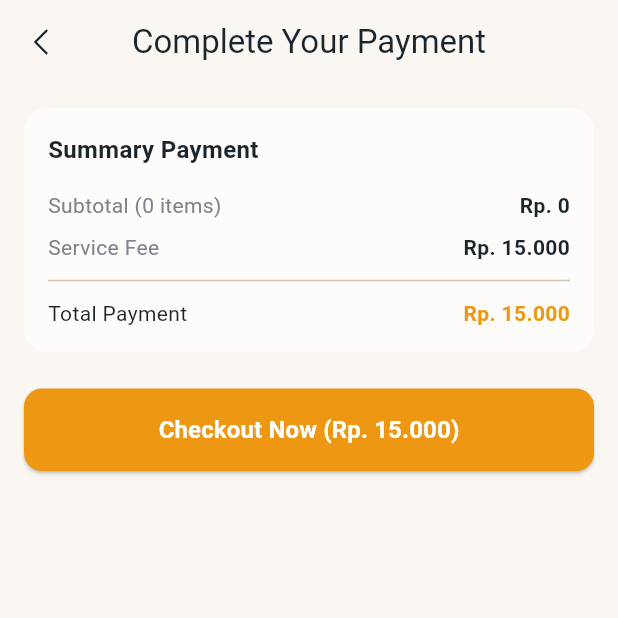
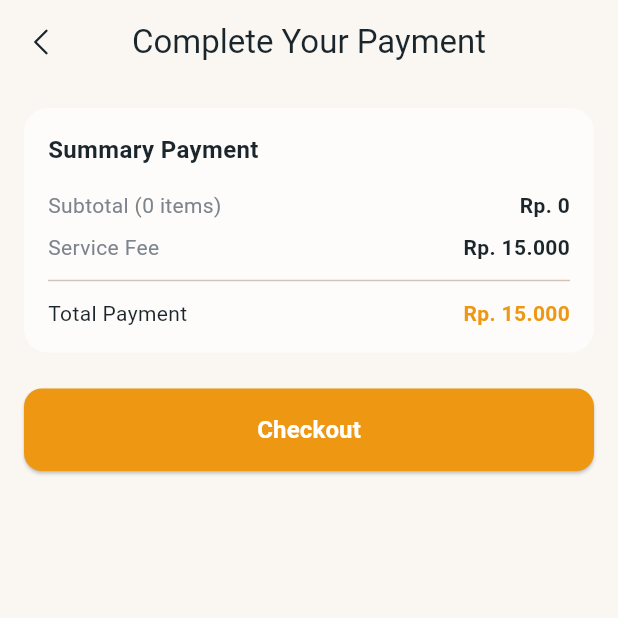
Before and after one commit to kiplinyu/healing-apps, a Flutter app: the PaymentPage screen opened by its route, on a phone screen of 412 x 824 dp, the top half of it. Run offline on Flutter 3.47's test engine with Material 3 defaults, Android fonts, the light colour scheme and no system bars; our stand-ins replace dio, flutter_dotenv, flutter_riverpod, go_router, logger, phosphor_flutter and 5 more; missing offline and left inert: midtrans_sdk; accounts and stored records are empty; network calls fail; project files that could hold a hidden picture were left out.

Commit message:
feat: update checkout button to show loading state and simplify currency formatting

```diff
--- a/lib/apps/views/pages/Checkout/payment_page.dart
+++ b/lib/apps/views/pages/Checkout/payment_page.dart
@@ -105,12 +105,37 @@ class _PaymentPageState extends ConsumerState<PaymentPage>
 
     Widget _buildCheckoutButton(BuildContext context, double totalPayment)
     {
-        final currencyFormatter = NumberFormat.currency(
-            locale: 'id_ID',
-            symbol: 'Rp. ',
-            decimalDigits: 0,
+
+        // i think we dont need this anymore
+        // final currencyFormatter = NumberFormat.currency(
+        //     locale: 'id_ID',
+        //     symbol: 'Rp. ',
+        //     decimalDigits: 0,
+        // );
+
+
+        // this condition to check if midtrans is still loading or payment token is null
+        // then show loading button
+        if(_isLoading || _midtrans == null || _paymentToken == null)
+        {
+            return ElevatedButton(
+                onPressed: null,
+                style: ElevatedButton.styleFrom(
+                    backgroundColor: AppColors.primary.withOpacity(0.6),
+                    foregroundColor: AppColors.whiteText,
+                    padding: const EdgeInsets.symmetric(
+                        horizontal: 40,
+                        vertical: 16,
+                    ),
+                    shape: RoundedRectangleBorder(
+                        borderRadius: BorderRadius.circular(16),
+                    ),
+                ),
+                child: const CircularProgressIndicator(
+                    valueColor: AlwaysStoppedAnimation<Color>(AppColors.whiteText),
+                ),
             );
-
+        }else {
             return ElevatedButton(
                 style: ElevatedButton.styleFrom(
                     backgroundColor: AppColors.primary,
@@ -120,7 +145,7 @@ class _PaymentPageState extends ConsumerState<PaymentPage>
                     ),
                 ),
                 child: Text(
-                'Checkout Now (${currencyFormatter.format(totalPayment)})',
+                    'Checkout',
                     // text color putih
                     style: const TextStyle(
                         color: Colors.white,
@@ -130,6 +155,7 @@ class _PaymentPageState extends ConsumerState<PaymentPage>
                 ),
                 onPressed: () => _checkoutPayment(),
             );
+        }
     }
 
     void _checkoutPayment() async
```
Lines whose indentation alone changed are shown as unchanged.
